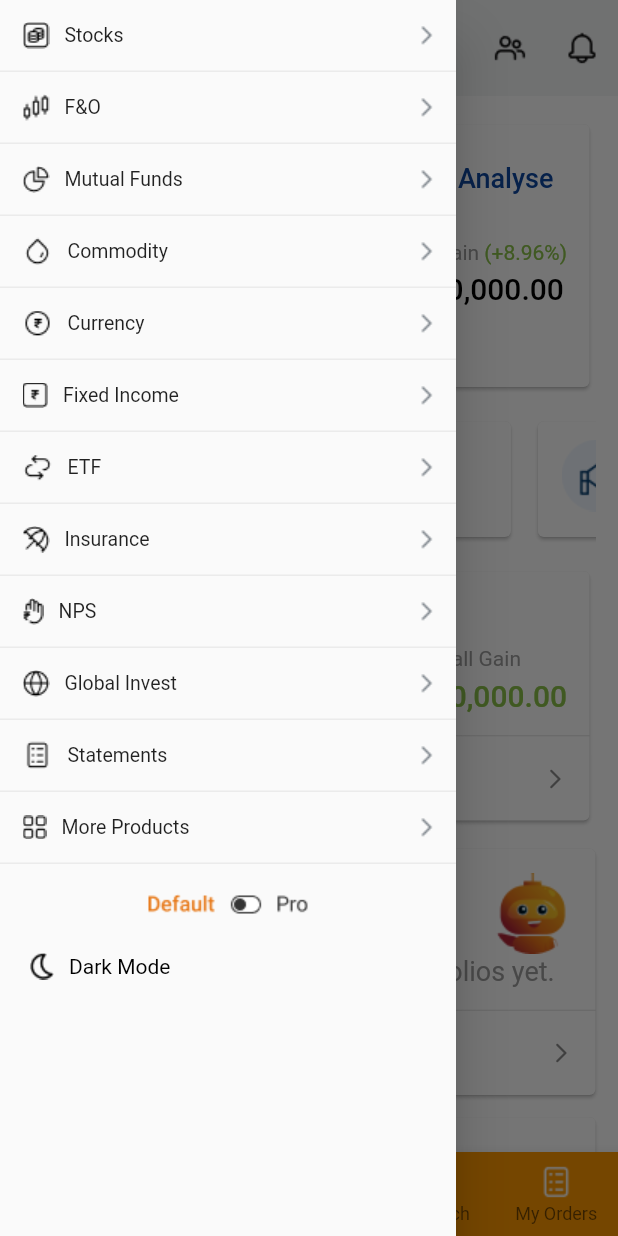
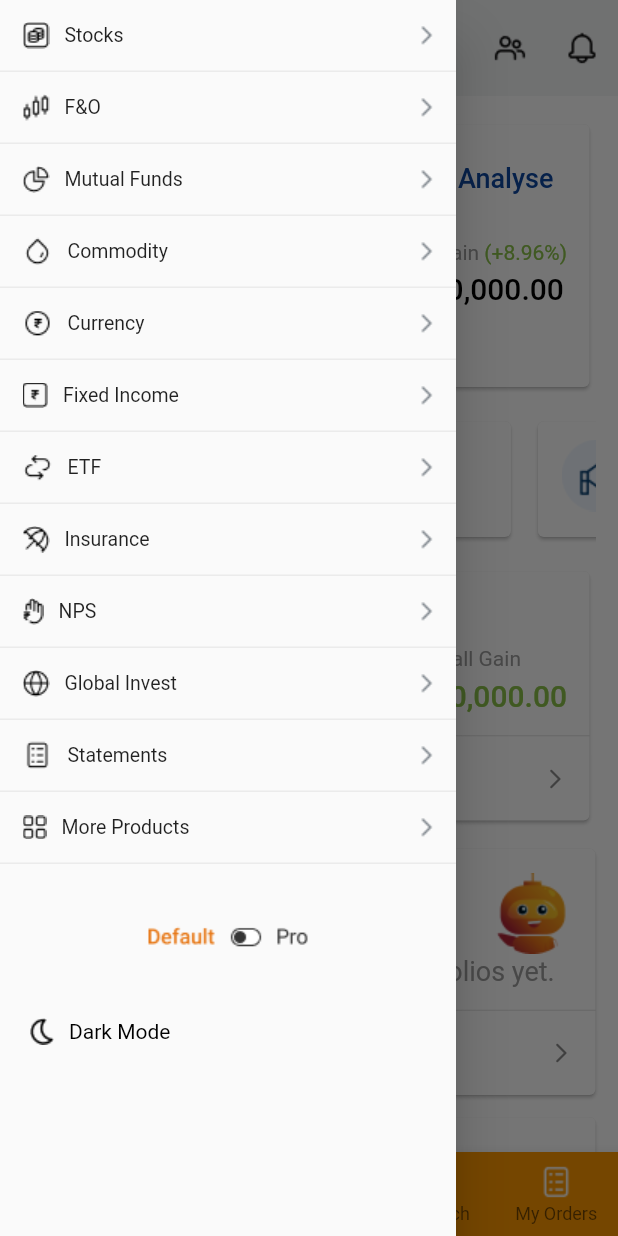
Before and after one commit to Surbii/icicipwa, a Flutter app: the screen it shows after launch, with the side drawer open, on a phone screen of 412 x 824 dp. Run offline on Flutter 3.47's test engine with Material 2 defaults, Android fonts, the phone set to English and light mode, and no system bars.

Commit message:
UI fixed

```diff
--- a/lib/src/screens/mobile/app_dashboard.dart
+++ b/lib/src/screens/mobile/app_dashboard.dart
@@ -120,7 +120,7 @@ class AppDashboardState extends State<AppDashboard> {
           ],
         ),
         drawer: Drawer(
-          child: Column(
+          child: ListView(
               children: [
                 leftColumn("assets/icons/stocks.png", "Stocks"),
                 leftColumn("assets/icons/fo.png", "F&O"),
@@ -153,7 +153,7 @@ class AppDashboardState extends State<AppDashboard> {
                                 Provider.of<ThemeChanger>(context, listen: false).setTheme(Provider.of<ThemeChanger>(context, listen: false).getDark() == false?AppThemes.darkTheme():AppThemes.lightTheme());
                                 Navigator.pop(context);
                               },
-                              child: Text("Dark Mode", style: TextStyle(
+                              child: Text(Provider.of<ThemeChanger>(context, listen: true).getDark()?"Light Mode":"Dark Mode", style: TextStyle(
                                   fontSize: 14,
                                   color: Theme.of(context).textTheme.bodyText1?.color
                               )),
@@ -266,7 +266,7 @@ class AppDashboardState extends State<AppDashboard> {
                         label: Text(
                           "Analyse",
                           style: TextStyle(
-                              color: Provider.of<ThemeChanger>(context).getDark()?Colors.orange:darkBlue,
+                              color: Provider.of<ThemeChanger>(context, listen: true).getDark()?Colors.orange:darkBlue,
                               fontSize: 18,
                               fontWeight: FontWeight.w500),
                         ),
@@ -418,7 +418,7 @@ class AppDashboardState extends State<AppDashboard> {
                     title: Text(
                       "View Details",
                       style:
-                      TextStyle(color: Provider.of<ThemeChanger>(context).getDark()?Colors.orange:darkBlue, fontWeight: FontWeight.w500),
+                      TextStyle(color: Provider.of<ThemeChanger>(context, listen: true).getDark()?Colors.orange:darkBlue, fontWeight: FontWeight.w500),
                     ),
                     trailing: const Icon(
                       Icons.arrow_forward_ios_rounded,
@@ -572,7 +572,7 @@ class AppDashboardState extends State<AppDashboard> {
           contentPadding: const EdgeInsets.symmetric(horizontal: 15),
           title: Text(
             viewText,
-            style: TextStyle(color: Provider.of<ThemeChanger>(context).getDark()?Colors.orange:darkBlue, fontWeight: FontWeight.bold),
+            style: TextStyle(color: Provider.of<ThemeChanger>(context, listen: true).getDark()?Colors.orange:darkBlue, fontWeight: FontWeight.bold),
           ),
           trailing: const Icon(
             Icons.arrow_forward_ios_rounded,
@@ -622,7 +622,7 @@ class AppDashboardState extends State<AppDashboard> {
                     Text(
                       i == 0 ? "Register for Free" : "Pay Later with MTF",
                       style: TextStyle(
-                          color: Provider.of<ThemeChanger>(context).getDark()?Colors.orange:darkBlue, fontWeight: FontWeight.bold),
+                          color: Provider.of<ThemeChanger>(context, listen: true).getDark()?Colors.orange:darkBlue, fontWeight: FontWeight.bold),
                     ),
                     Image.asset(i == 0
                         ? "assets/icons/freeHour.png"
@@ -675,7 +675,7 @@ class AppDashboardState extends State<AppDashboard> {
                   Container(
                     child: Row(
                       children: [
-                        Image.asset(leadingIcon, color: Provider.of<ThemeChanger>(context).getDark()?Colors.orange:null),
+                        Image.asset(leadingIcon, color: Provider.of<ThemeChanger>(context, listen: true).getDark()?Colors.orange:null),
                         SizedBox(width: 5),
                         Text(title,
                             style: TextStyle(
```
Also changed, not shown: lib/src/screens/web/web_dashboard.dart (+6 -6 lines), 1 other file.
